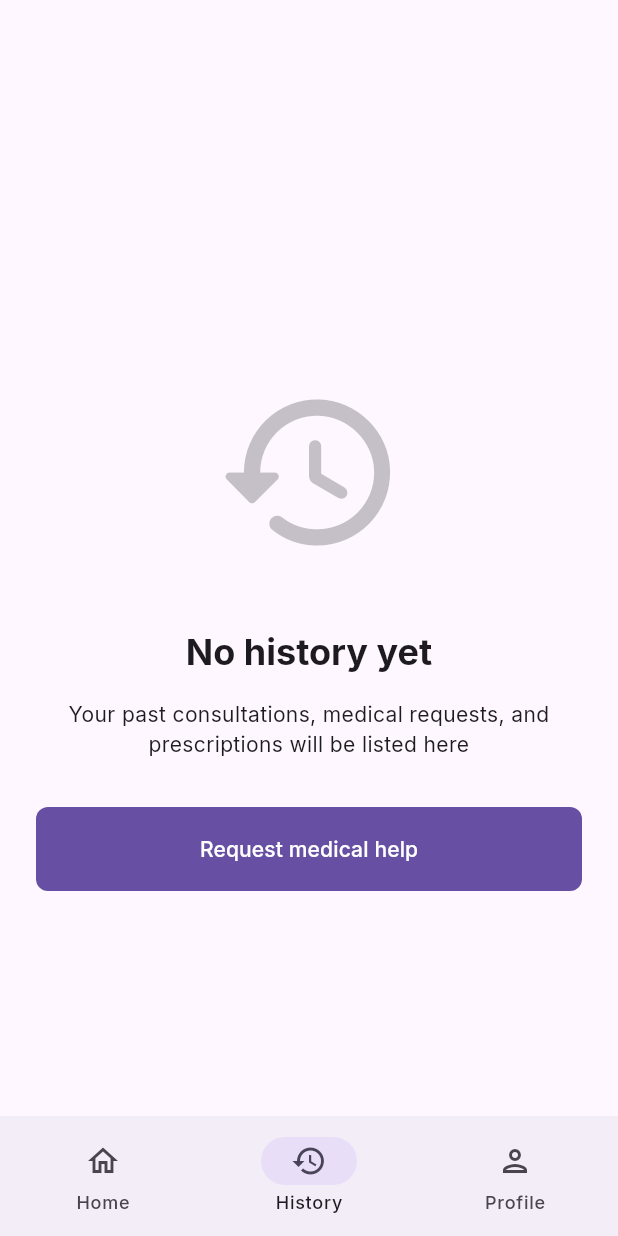
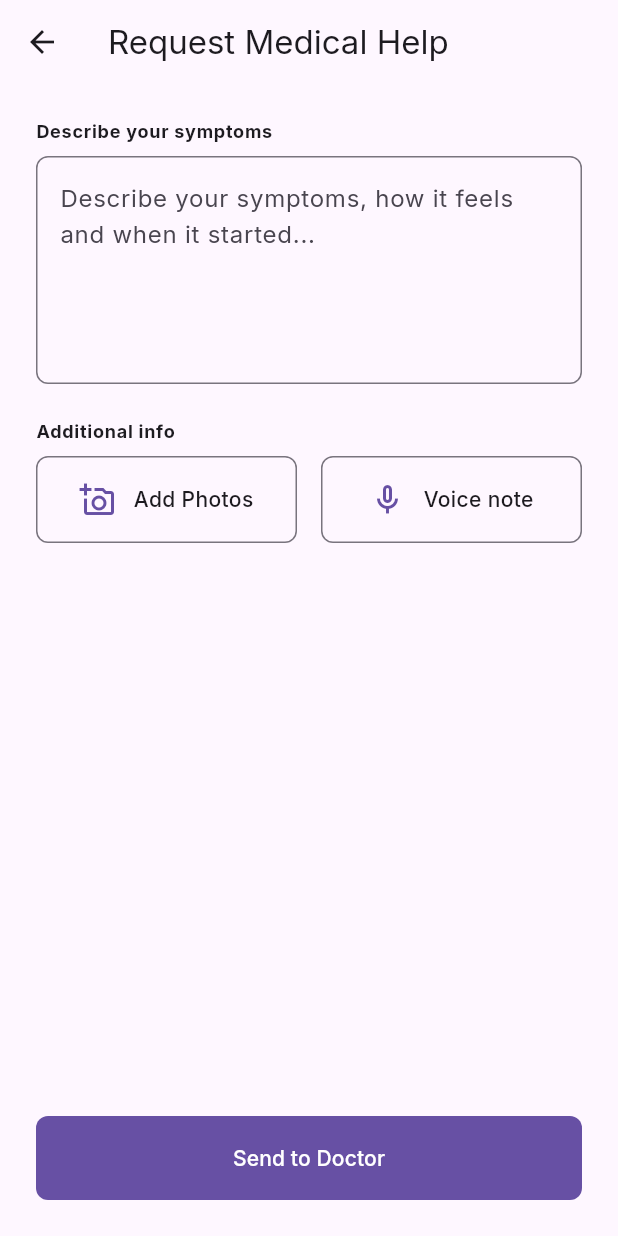
Before and after one commit to sudo-114/flutter_homemed, a Flutter app: the PatientHistory screen opened by its route, after a tap on "Request medical help", on a phone screen of 412 x 824 dp. Run offline on Flutter 3.47's test engine with Material 3 defaults, Android fonts, the phone set to English and light mode, and no system bars; our stand-ins replace date_field, flutter_dotenv, form_builder_validators, get_storage, go_router, intl_phone_field and 2 more; accounts and stored records are empty.

Commit message:
feat: implement and route RequestForm screen for patient help
- Created RequestForm screen with text input for symptoms and action buttons for adding photos and voice notes.
- Wired navigation to '/request-form' from PatientHome's request card and PatientHistory's empty state button.
- Registered '/request-form' route in main.dart Router config.

```diff
--- a/lib/main.dart
+++ b/lib/main.dart
@@ -8,6 +8,7 @@ import 'package:homemed/screens/auth/complete_profile.dart';
 import 'package:homemed/screens/auth/register.dart';
 import 'package:homemed/screens/auth/verify.dart';
 import 'package:homemed/screens/patient.dart';
+import 'package:homemed/screens/request_form.dart';
 import 'package:homemed/screens/welcome.dart';
 import 'package:supabase_flutter/supabase_flutter.dart';
 
@@ -120,6 +121,7 @@ final GoRouter _router = GoRouter(
       builder: (_, _) => const CompleteProfile(),
     ),
     GoRoute(path: '/home', builder: (_, _) => const SizedBox.shrink()),
+    GoRoute(path: '/request-form', builder: (_, _) => const RequestForm()),
 
     patientTabRoute,
   ],
--- /dev/null
+++ b/lib/screens/request_form.dart
@@ -0,0 +1,122 @@
+import 'package:flutter/material.dart';
+import 'package:homemed/widgets/field_label.dart';
+
+class RequestForm extends StatefulWidget {
+  const RequestForm({super.key});
+
+  @override
+  State<RequestForm> createState() => _RequestFormState();
+}
+
+class _RequestFormState extends State<RequestForm> {
+  @override
+  Widget build(BuildContext context) {
+    return Scaffold(
+      appBar: AppBar(title: const Text('Request Medical Help')),
+      body: SafeArea(
+        child: Column(
+          children: [
+            Expanded(
+              child: SingleChildScrollView(
+                padding: const EdgeInsets.all(24),
+                child: Form(
+                  child: Column(
+                    crossAxisAlignment: CrossAxisAlignment.start,
+                    children: [
+                      const FieldLabel(label: 'Describe your symptoms'),
+                      TextFormField(
+                        maxLines: 5,
+                        decoration: const InputDecoration(
+                          hintText:
+                              'Describe your symptoms, how it feels and when it started...',
+                        ),
+                      ),
+                      const SizedBox(height: 24),
+                      const FieldLabel(label: 'Additional info'),
+                      Row(
+                        children: [
+                          Expanded(
+                            child: _InfoButton(
+                              label: 'Add Photos',
+                              icon: Icons.add_a_photo_outlined,
+                              onTap: () {
+                                // Action for adding photos
+                              },
+                            ),
+                          ),
+                          const SizedBox(width: 16),
+                          Expanded(
+                            child: _InfoButton(
+                              label: 'Voice note',
+                              icon: Icons.mic_none_outlined,
+                              onTap: () {
+                                // Action for recording voice
+                              },
+                            ),
+                          ),
+                        ],
+                      ),
+                    ],
+                  ),
+                ),
+              ),
+            ),
+            Padding(
+              padding: const EdgeInsets.all(24),
+              child: FilledButton(
+                onPressed: () {
+                  // Submit request
+                },
+                child: const Text('Send to Doctor'),
+              ),
+            ),
+          ],
+        ),
+      ),
+    );
+  }
+}
+
+class _InfoButton extends StatelessWidget {
+  final String label;
+  final IconData icon;
+  final VoidCallback onTap;
+
+  const _InfoButton({
+    required this.label,
+    required this.icon,
+    required this.onTap,
+  });
+
+  @override
+  Widget build(BuildContext context) {
+    final scheme = Theme.of(context).colorScheme;
+    final text = Theme.of(context).textTheme;
+
+    return InkWell(
+      borderRadius: .circular(8),
+      onTap: onTap,
+      child: Container(
+        decoration: BoxDecoration(
+          borderRadius: .circular(8),
+          border: Border.all(color: scheme.outline, width: 1),
+        ),
+        padding: const EdgeInsets.symmetric(vertical: 16, horizontal: 16),
+        child: Row(
+          mainAxisAlignment: .center,
+          children: [
+            Icon(icon, color: scheme.primary),
+            const SizedBox(width: 12),
+            Flexible(
+              child: Text(
+                label,
+                overflow: .ellipsis,
+                style: text.bodyMedium?.copyWith(fontWeight: FontWeight.w500),
+              ),
+            ),
+          ],
+        ),
+      ),
+    );
+  }
+}
--- a/lib/widgets/patient_history.dart
+++ b/lib/widgets/patient_history.dart
@@ -1,4 +1,5 @@
 import 'package:flutter/material.dart';
+import 'package:go_router/go_router.dart';
 
 class PatientHistory extends StatelessWidget {
   const PatientHistory({super.key});
@@ -44,7 +45,7 @@ class _HistoryEmpty extends StatelessWidget {
           ),
           const SizedBox(height: 32),
           FilledButton(
-            onPressed: () {},
+            onPressed: () => context.push('/request-form'),
             child: const Text('Request medical help'),
           ),
         ],
--- a/lib/widgets/patient_home.dart
+++ b/lib/widgets/patient_home.dart
@@ -31,7 +31,7 @@ class PatientHome extends StatelessWidget {
               const SizedBox(height: 24),
               _EmergencyBanner(),
               const SizedBox(height: 24),
-              _RequestHelpCard(),
+              _RequestHelpCard(onTap: () => context.push('/request-form')),
               const SizedBox(height: 24),
               Row(
                 mainAxisAlignment: .spaceBetween,
@@ -116,13 +116,17 @@ class _EmergencyBanner extends StatelessWidget {
 }
 
 class _RequestHelpCard extends StatelessWidget {
+  final VoidCallback onTap;
+
+  const _RequestHelpCard({required this.onTap});
+
   @override
   Widget build(BuildContext context) {
     final scheme = Theme.of(context).colorScheme;
     final text = Theme.of(context).textTheme;
 
     return InkWell(
-      onTap: () {},
+      onTap: onTap,
       borderRadius: .circular(8),
       child: Container(
         padding: const EdgeInsets.symmetric(vertical: 28, horizontal: 20),
```
